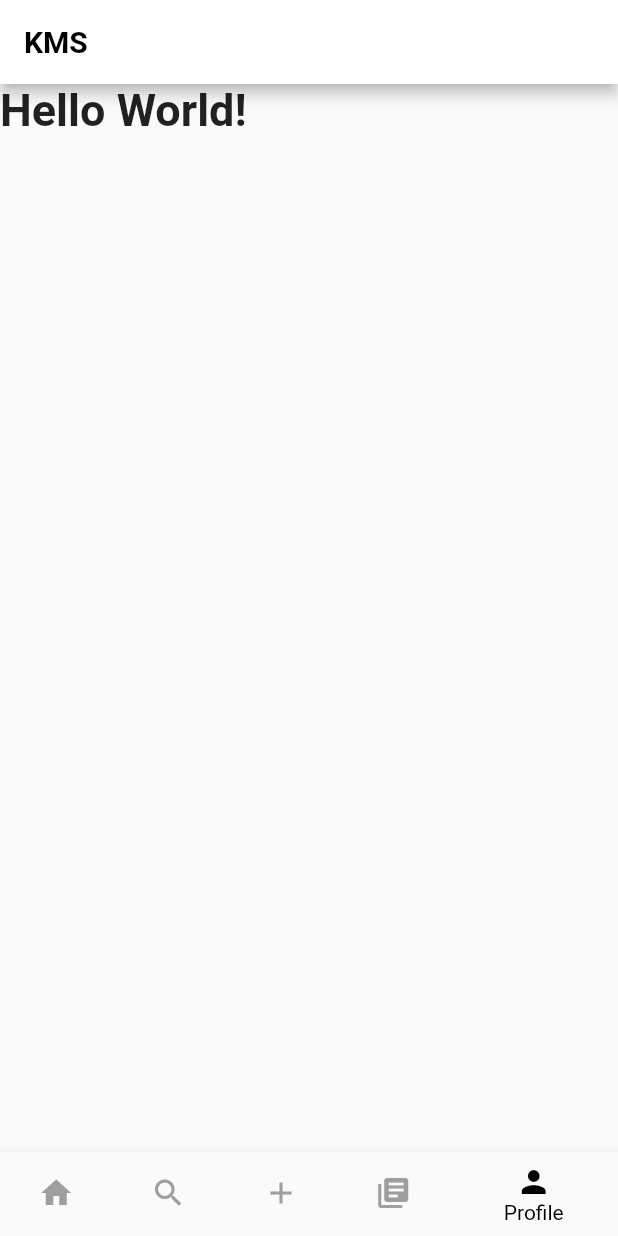
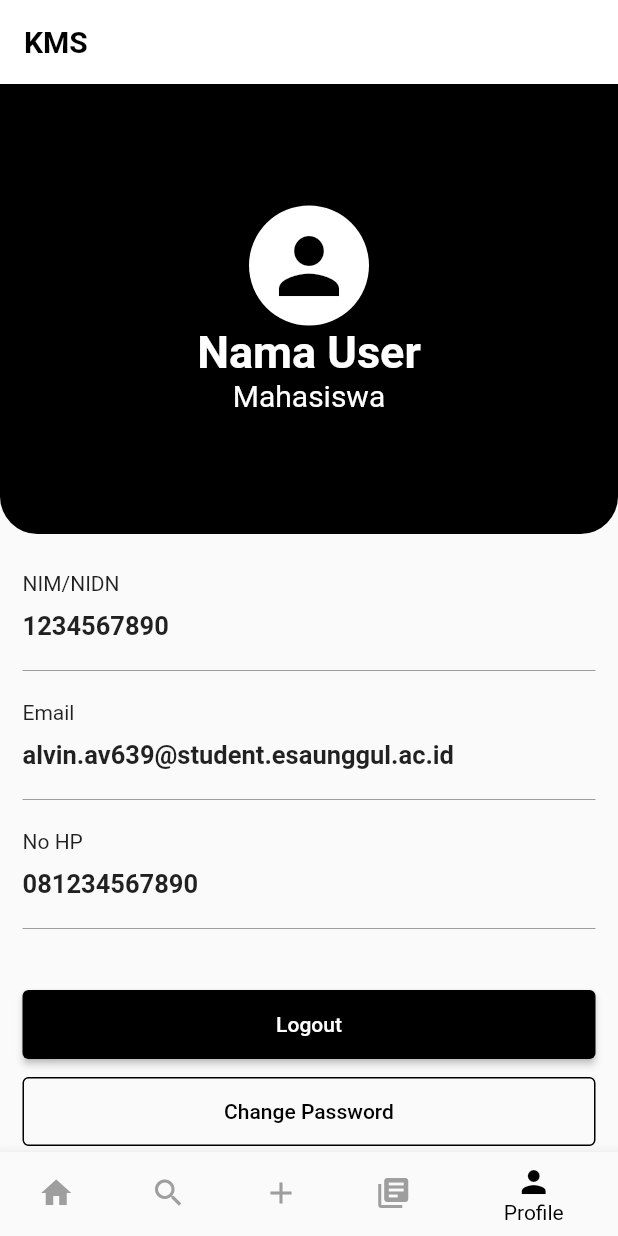
Before and after one commit to AlvinIndrawan/my_kms_repo, a Flutter app: the screen it shows after launch, item 5 of the bottom bar chosen, on a phone screen of 412 x 824 dp. Run offline on Flutter 3.47's test engine with Material 2 defaults, Android fonts, the phone set to English and light mode, and no system bars.

Commit message:
create UI profile

```diff
--- a/lib/pages/home/homepage.dart
+++ b/lib/pages/home/homepage.dart
@@ -4,6 +4,7 @@ import 'home.dart';
 import 'search.dart';
 import 'create-knowledge.dart';
 import 'myknowledge.dart';
+import 'profile.dart';
 
 class Homepage extends StatefulWidget {
   const Homepage({super.key});
@@ -22,10 +23,7 @@ class _HomepageState extends State<Homepage> {
     Search(),
     CreateKnowledge(),
     Myknowledge(),
-    Text(
-      'Hello World!',
-      style: optionStyle,
-    ),
+    Profile(),
   ];
 
   void _onItemTapped(int index) {
--- /dev/null
+++ b/lib/pages/home/profile.dart
@@ -0,0 +1,144 @@
+import 'package:flutter/material.dart';
+
+class Profile extends StatelessWidget {
+  @override
+  Widget build(BuildContext context) {
+    return ListView(
+      children: [
+        Container(
+          width: MediaQuery.of(context).size.width,
+          height: 300,
+          decoration: BoxDecoration(
+            color: Colors.black,
+            borderRadius: BorderRadius.only(
+              bottomRight: Radius.circular(25),
+              bottomLeft: Radius.circular(25),
+            ),
+          ),
+          child: Center(
+            child: Column(
+              children: [
+                Spacer(),
+                CircleAvatar(
+                  radius: 40.0,
+                  backgroundColor: Colors.white, // Circle background color
+                  child: Icon(
+                    Icons.person,
+                    size: 60.0, // Icon size
+                    color: Colors.black, // Icon color
+                  ),
+                ),
+                Text(
+                  'Nama User',
+                  style: TextStyle(
+                    fontSize: 30,
+                    fontWeight: FontWeight.bold,
+                    color: Colors.white,
+                  ),
+                ),
+                Text(
+                  'Mahasiswa',
+                  style: TextStyle(
+                    fontSize: 20,
+                    color: Colors.white,
+                  ),
+                ),
+                Spacer(),
+              ],
+            ),
+          ),
+        ),
+        Padding(
+          padding: EdgeInsets.all(15),
+          child: Column(
+            crossAxisAlignment: CrossAxisAlignment.start,
+            children: [
+              SizedBox(height: 10),
+              Text('NIM/NIDN'),
+              SizedBox(height: 10),
+              Text(
+                '1234567890',
+                style: TextStyle(
+                  fontSize: 17,
+                  fontWeight: FontWeight.bold,
+                ),
+              ),
+              SizedBox(height: 10),
+              Divider(
+                height: 20, // Adjust the height of the divider
+                color: Colors.grey, // Change the color of the divider
+              ),
+              SizedBox(height: 10),
+              Text('Email'),
+              SizedBox(height: 10),
+              Text(
+                'alvin.av639@student.esaunggul.ac.id',
+                style: TextStyle(
+                  fontSize: 17,
+                  fontWeight: FontWeight.bold,
+                ),
+              ),
+              SizedBox(height: 10),
+              Divider(
+                height: 20, // Adjust the height of the divider
+                color: Colors.grey, // Change the color of the divider
+              ),
+              SizedBox(height: 10),
+              Text('No HP'),
+              SizedBox(height: 10),
+              Text(
+                '081234567890',
+                style: TextStyle(
+                  fontSize: 17,
+                  fontWeight: FontWeight.bold,
+                ),
+              ),
+              SizedBox(height: 10),
+              Divider(
+                height: 20, // Adjust the height of the divider
+                color: Colors.grey, // Change the color of the divider
+              ),
+              SizedBox(height: 30),
+              SizedBox(
+                width: MediaQuery.of(context).size.width,
+                child: ElevatedButton(
+                  onPressed: () {
+                    // Insert the code you want to run when the button is pressed
+                  },
+                  child: Padding(
+                      padding: EdgeInsets.symmetric(vertical: 15),
+                      child: Text('Logout')),
+                  style: ButtonStyle(
+                    backgroundColor:
+                        MaterialStateProperty.all<Color>(Colors.black),
+                  ),
+                ),
+              ),
+              SizedBox(
+                height: 10,
+              ),
+              SizedBox(
+                width: MediaQuery.of(context).size.width,
+                child: OutlinedButton(
+                  onPressed: () {
+                    // Insert the code you want to run when the button is pressed
+                  },
+                  child: Padding(
+                      padding: EdgeInsets.symmetric(vertical: 15),
+                      child: Text('Change Password')),
+                  style: ButtonStyle(
+                    foregroundColor:
+                        MaterialStateProperty.all<Color>(Colors.black),
+                    side: MaterialStateProperty.all<BorderSide>(
+                      BorderSide(width: 1.0, color: Colors.black),
+                    ),
+                  ),
+                ),
+              ),
+            ],
+          ),
+        )
+      ],
+    );
+  }
+}
```
